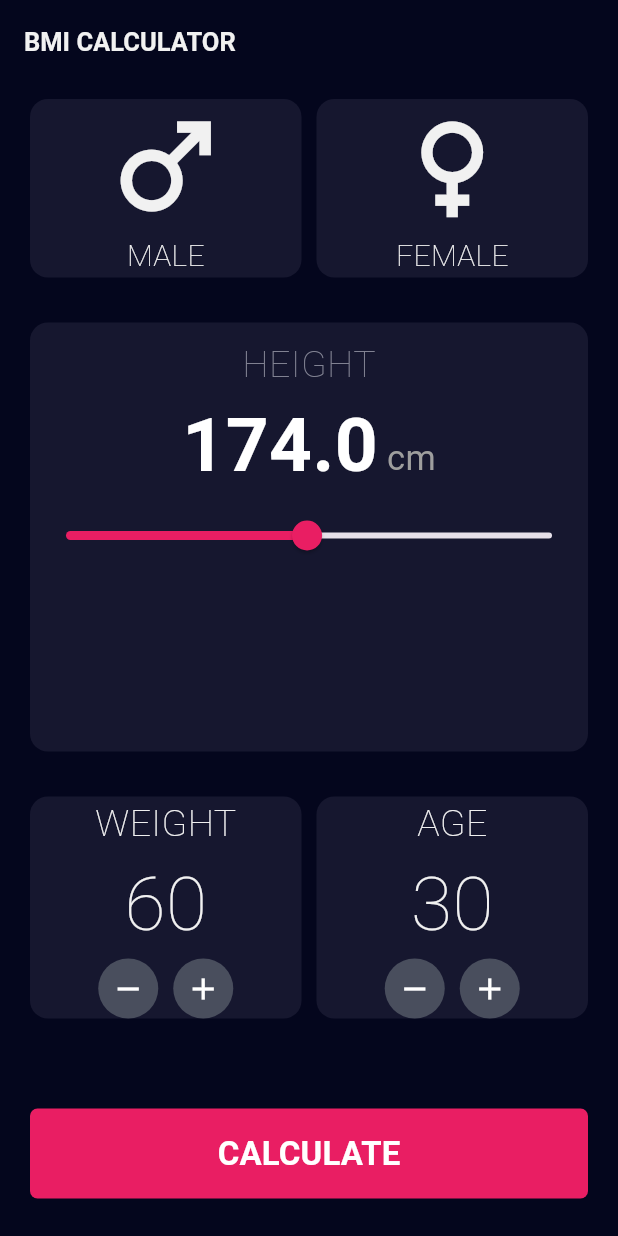
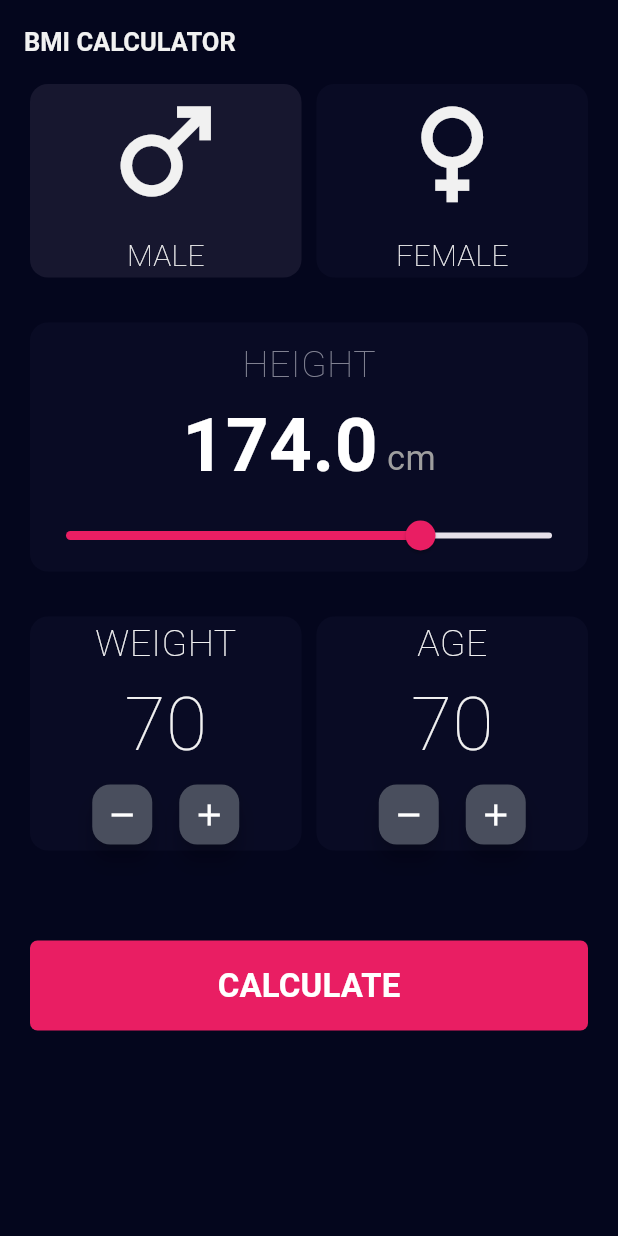
Before and after one commit to 2201070/BMI_APP, a Flutter app: the screen it shows after launch, on a phone screen of 412 x 824 dp. Run offline on Flutter 3.47's test engine with Material 3 defaults, Android fonts, the phone set to English and light mode, and no system bars.

Commit message:
شرح مختصر للتعديلات

```diff
--- /dev/null
+++ b/lib/Constants/Font_size.dart
@@ -0,0 +1,33 @@
+import 'package:flutter/widgets.dart';
+
+abstract class AppStyles {
+  static TextStyle get fontsize25 => const TextStyle(
+    fontSize: 25,
+    color: Color(0xffF1F1F1),
+    fontWeight: FontWeight.w200,
+  );
+
+  static TextStyle get fontsize50 => const TextStyle(
+    fontWeight: FontWeight.w200,
+    color: Color(0xffF1F1F1),
+    fontSize: 50,
+  );
+
+  static TextStyle get fontsize20 => TextStyle(
+    fontWeight: FontWeight.w200,
+    color: Color(0xffF1F1F1),
+    fontSize: 20,
+  );
+
+  static TextStyle get fontsize26 => TextStyle(
+    fontWeight: FontWeight.w200,
+    color: Color(0xff828393),
+    fontSize: 25,
+  );
+
+  static TextStyle get fontsize17 => TextStyle(
+    fontSize: 17,
+    color: Color(0xffF1F1F1),
+    fontWeight: FontWeight.bold,
+  );
+}
--- /dev/null
+++ b/lib/Views/Bmi_home.dart
@@ -0,0 +1,100 @@
+import 'package:bmi_app/widget/selectgender.dart';
+import 'package:flutter/material.dart';
+import '../Constants/Font_size.dart';
+import '../widget/Height.dart';
+import '../widget/Counter_Width_Age.dart';
+import 'Result.dart';
+
+class Home_page extends StatefulWidget {
+  const Home_page({super.key});
+
+  @override
+  State<Home_page> createState() => _Home_pageState();
+}
+
+class _Home_pageState extends State<Home_page> {
+  double height = 174;
+  int weight = 70;
+
+  double calculateBMI(double height, int weight) {
+    double userHeight = height / 100;
+    return weight / (userHeight * userHeight);
+  }
+
+  @override
+  Widget build(BuildContext context) {
+    return Scaffold(
+      backgroundColor: const Color(0xff04061D),
+      appBar: AppBar(
+        backgroundColor: const Color(0xff04061D),
+        title: Text('BMI CALCULATOR', style: AppStyles.fontsize17),
+      ),
+      body: Padding(
+        padding: const EdgeInsets.symmetric(horizontal: 20),
+        child: Column(
+          children: [
+            const SelectGender(),
+            const SizedBox(height: 30),
+            Height(
+              Heightt: height.toInt(),
+              onHeightChanged: (newHeight) {
+                setState(() {
+                  height = newHeight;
+                });
+              },
+            ),
+            const SizedBox(height: 30),
+            Row(
+              children: [
+                Expanded(
+                  child: WidthandAge(
+                    text1: "WEIGHT",
+                    initialValue: weight,
+                    onValueChanged: (newWeight) {
+                      setState(() {
+                        weight = newWeight;
+                      });
+                    },
+                  ),
+                ),
+                const SizedBox(width: 10),
+                const Expanded(child: WidthandAge(text1: "AGE")),
+              ],
+            ),
+            const SizedBox(height: 60),
+            Container(
+              width: double.infinity,
+              height: 60,
+              decoration: BoxDecoration(
+                color: Colors.pink,
+                borderRadius: BorderRadius.circular(5),
+              ),
+              child: TextButton(
+                onPressed: () {
+                  double result = calculateBMI(height, weight);
+                  Navigator.push(
+                    context,
+                    MaterialPageRoute(
+                      builder: (context) {
+                        return ResultPage(bmiResult: result);
+                      },
+                    ),
+                  );
+                },
+                child: const Text(
+                  "CALCULATE",
+                  style: TextStyle(
+                    color: Colors.white,
+                    fontSize: 22,
+                    fontWeight: FontWeight.bold,
+                  ),
+                ),
+              ),
+            ),
+            const SizedBox(height: 25),
+          ],
+        ),
+      ),
+    );
+  }
+}
--- a/lib/main.dart
+++ b/lib/main.dart
@@ -1,8 +1,5 @@
-import 'package:bmi_app/widget/Result.dart';
 import 'package:flutter/material.dart';
-import 'widget/Male_Female.dart';
-import 'widget/Height.dart';
-import 'widget/Width_Age.dart';
+import 'Views/Bmi_home.dart';
 
 void main() {
   runApp(const BMI_App());
@@ -13,171 +10,6 @@ class BMI_App extends StatelessWidget {
 
   @override
   Widget build(BuildContext context) {
-    return const MaterialApp(
-      debugShowCheckedModeBanner: false,
-      home: BMIScreen(),
-    );
+    return MaterialApp(debugShowCheckedModeBanner: false, home: Home_page());
   }
 }
-
-class BMIScreen extends StatefulWidget {
-  const BMIScreen({super.key});
-
-  @override
-  State<BMIScreen> createState() => _BMIScreenState();
-}
-
-class _BMIScreenState extends State<BMIScreen> {
-  bool? isMale;
-  double height = 174;
-  int weight = 60;
-  int age = 30;
-
-  double calculateBMI() {
-    double heightt = height / 100;
-    return weight / (heightt * heightt);
-  }
-
-  void goToResultPage(BuildContext context) {
-    double result = calculateBMI();
-    Navigator.push(
-      context,
-      MaterialPageRoute(
-        builder: (context) {
-          return ResultPage(bmiResult: result);
-        },
-      ),
-    );
-  }
-
-  @override
-  Widget build(BuildContext context) {
-    return Scaffold(
-      backgroundColor: const Color(0xff04061D),
-      appBar: AppBar(
-        backgroundColor: const Color(0xff04061D),
-        title: const Text(
-          'BMI CALCULATOR',
-          style: TextStyle(
-            fontSize: 17,
-            color: Color(0xffF1F1F1),
-            fontWeight: FontWeight.bold,
-          ),
-        ),
-      ),
-      body: Padding(
-        padding: const EdgeInsets.symmetric(horizontal: 20),
-        child: Column(
-          children: [
-            const SizedBox(height: 10),
-            Row(
-              children: [
-                Expanded(
-                  child: GestureDetector(
-                    onTap: () {
-                      setState(() {
-                        isMale = true;
-                      });
-                    },
-                    child: MaleorFemale(
-                      icon: Icons.male,
-                      text: 'MALE',
-                      isSelected: isMale == true,
-                    ),
-                  ),
-                ),
-                const SizedBox(width: 10),
-                Expanded(
-                  child: GestureDetector(
-                    onTap: () {
-                      setState(() {
-                        isMale = false;
-                      });
-                    },
-                    child: MaleorFemale(
-                      icon: Icons.female,
-                      text: 'FEMALE',
-                      isSelected: isMale == false,
-                    ),
-                  ),
-                ),
-              ],
-            ),
-            const SizedBox(height: 30),
-            Expanded(
-              child: Height(
-                height: height,
-                onChanged: (value) {
-                  setState(() {
-                    height = value;
-                  });
-                },
-              ),
-            ),
-            const SizedBox(height: 30),
-            Row(
-              children: [
-                Expanded(
-                  child: WidthandAge(
-                    text1: 'WEIGHT',
-                    value: weight,
-                    Add: () {
-                      setState(() {
-                        weight++;
-                      });
-                    },
-                    Remove: () {
-                      setState(() {
-                        weight--;
-                      });
-                    },
-                  ),
-                ),
-                const SizedBox(width: 10),
-                Expanded(
-                  child: WidthandAge(
-                    text1: 'AGE',
-                    value: age,
-                    Add: () {
-                      setState(() {
-                        age++;
-                      });
-                    },
-                    Remove: () {
-                      setState(() {
-                        age--;
-                      });
-                    },
-                  ),
-                ),
-              ],
-            ),
-            const SizedBox(height: 60),
-            Container(
-              width: double.infinity,
-              height: 60,
-              decoration: BoxDecoration(
-                color: Colors.pink,
-                borderRadius: BorderRadius.circular(5),
-              ),
-              child: TextButton(
-                onPressed: () {
-                  goToResultPage(context);
-                },
-                child: const Text(
-                  "CALCULATE",
-                  style: TextStyle(
-                    color: Colors.white,
-                    fontSize: 22,
-                    fontWeight: FontWeight.bold,
-                  ),
-                ),
-              ),
-            ),
-            SizedBox(height: 25),
-          ],
-        ),
-      ),
-    );
-  }
-}
--- /dev/null
+++ b/lib/widget/Counter_Width_Age.dart
@@ -0,0 +1,70 @@
+import 'package:flutter/material.dart';
+import '../Constants/Font_size.dart';
+
+class WidthandAge extends StatefulWidget {
+  final String text1;
+  final int initialValue;
+  final Function(int)? onValueChanged;
+  const WidthandAge({
+    super.key,
+    required this.text1,
+    this.initialValue = 70,
+    this.onValueChanged,
+  });
+
+  @override
+  State<WidthandAge> createState() => _WidthandAgeState();
+}
+
+class _WidthandAgeState extends State<WidthandAge> {
+  late int value;
+
+  @override
+  void initState() {
+    super.initState();
+    value = widget.initialValue;
+  }
+
+  @override
+  Widget build(BuildContext context) {
+    return Container(
+      decoration: BoxDecoration(
+        borderRadius: BorderRadius.circular(12),
+        color: const Color(0xff090b24),
+      ),
+      child: Column(
+        crossAxisAlignment: CrossAxisAlignment.center,
+        children: [
+          Text(widget.text1, style: AppStyles.fontsize25),
+          Text('$value', style: AppStyles.fontsize50),
+          Row(
+            mainAxisAlignment: MainAxisAlignment.center,
+            children: [
+              FloatingActionButton(
+                mini: true,
+                backgroundColor: const Color(0xff494E5D),
+                onPressed: () {
+                  setState(() {
+                    value--;
+                  });
+                },
+                child: const Icon(Icons.remove, color: Colors.white),
+              ),
+              const SizedBox(width: 10),
+              FloatingActionButton(
+                mini: true,
+                backgroundColor: const Color(0xff494E5D),
+                onPressed: () {
+                  setState(() {
+                    value++;
+                  });
+                },
+                child: const Icon(Icons.add, color: Colors.white),
+              ),
+            ],
+          ),
+        ],
+      ),
+    );
+  }
+}
--- a/lib/widget/Height.dart
+++ b/lib/widget/Height.dart
@@ -1,30 +1,41 @@
 import 'package:flutter/material.dart';
+import '../Constants/Font_size.dart';
 
-class Height extends StatelessWidget {
-  const Height({super.key, required this.height, required this.onChanged});
+class Height extends StatefulWidget {
+  final int Heightt;
+  final Function(double) onHeightChanged;
 
-  final double height;
-  final Function(double) onChanged;
+  const Height({
+    super.key,
+    required this.Heightt,
+    required this.onHeightChanged,
+  });
+
+  @override
+  State<Height> createState() => _HeightState();
+}
+
+class _HeightState extends State<Height> {
+  late double height;
+
+  @override
+  void initState() {
+    super.initState();
+    height = widget.Heightt.toDouble();
+  }
 
   @override
   Widget build(BuildContext context) {
     return Container(
       decoration: BoxDecoration(
         borderRadius: BorderRadius.circular(12),
-        color: const Color(0xff16172F),
+        color: const Color(0xff090b24),
       ),
       child: Column(
         crossAxisAlignment: CrossAxisAlignment.center,
         children: [
-          SizedBox(height: 10),
-          const Text(
-            'HEIGHT',
-            style: TextStyle(
-              fontWeight: FontWeight.w200,
-              color: Color(0xff828393),
-              fontSize: 25,
-            ),
-          ),
+          const SizedBox(height: 10),
+          Text('HEIGHT', style: AppStyles.fontsize26),
           Row(
             mainAxisAlignment: MainAxisAlignment.center,
             crossAxisAlignment: CrossAxisAlignment.baseline,
@@ -47,10 +58,15 @@ class Height extends StatelessWidget {
           Slider(
             value: height,
             min: 50,
-            max: 300,
+            max: 220,
             activeColor: Colors.pink,
             thumbColor: Colors.pink,
-            onChanged: onChanged,
+            onChanged: (value) {
+              setState(() {
+                height = value;
+                widget.onHeightChanged(height);
+              });
+            },
           ),
         ],
       ),
--- a/lib/widget/Male_Female.dart
+++ b/lib/widget/Male_Female.dart
@@ -1,36 +1,31 @@
 import 'package:flutter/material.dart';
+import '../Constants/Font_size.dart';
 
 class MaleorFemale extends StatelessWidget {
+  final String text;
+  final IconData icon;
+  final Color color;
+
   const MaleorFemale({
     super.key,
+    required this.text,
     required this.icon,
-    required this.text,
-    required this.isSelected,
+    required this.color,
   });
-
-  final IconData icon;
-  final String text;
-  final bool isSelected;
 
   @override
   Widget build(BuildContext context) {
     return Container(
       decoration: BoxDecoration(
         borderRadius: BorderRadius.circular(12),
-        color: isSelected ? Colors.pink : Color(0xff16172F),
+        color: color,
       ),
       child: Column(
-        crossAxisAlignment: CrossAxisAlignment.center,
+        mainAxisAlignment: MainAxisAlignment.center,
         children: [
           Icon(icon, size: 90, color: const Color(0xffF1F1F1)),
-          Text(
-            text,
-            style: const TextStyle(
-              fontWeight: FontWeight.w200,
-              color: Color(0xffF1F1F1),
-              fontSize: 20,
-            ),
-          ),
+          const SizedBox(height: 10),
+          Text(text, style: AppStyles.fontsize20),
         ],
       ),
     );
--- a/lib/widget/Width_Age.dart
+++ /dev/null
@@ -1,77 +0,0 @@
-import 'package:flutter/material.dart';
-
-class WidthandAge extends StatelessWidget {
-  const WidthandAge({
-    super.key,
-    required this.text1,
-    required this.value,
-    required this.Add,
-    required this.Remove,
-  });
-
-  final String text1;
-  final int value;
-  final VoidCallback Add;
-  final VoidCallback Remove;
-
-  @override
-  Widget build(BuildContext context) {
-    return Container(
-      decoration: BoxDecoration(
-        borderRadius: BorderRadius.circular(12),
-        color: const Color(0xff16172F),
-      ),
-      child: Column(
-        crossAxisAlignment: CrossAxisAlignment.center,
-        children: [
-          Text(
-            text1,
-            style: const TextStyle(
-              fontSize: 25,
-              color: Color(0xffF1F1F1),
-              fontWeight: FontWeight.w200,
-            ),
-          ),
-          Text(
-            '$value',
-            style: const TextStyle(
-              fontWeight: FontWeight.w200,
-              color: Color(0xffF1F1F1),
-              fontSize: 50,
-            ),
-          ),
-          Row(
-            mainAxisAlignment: MainAxisAlignment.center,
-            children: [
-              GestureDetector(
-                onTap: Remove,
-                child: Container(
-                  height: 40,
-                  width: 40,
-                  decoration: BoxDecoration(
-                    color: Color(0xff494E5D),
-                    shape: BoxShape.circle,
-                  ),
-                  child: const Icon(Icons.remove, color: Colors.white),
-                ),
-              ),
-              const SizedBox(width: 10),
-              GestureDetector(
-                onTap: Add,
-                child: Container(
-                  height: 40,
-                  width: 40,
-                  decoration: BoxDecoration(
-                    color: Color(0xff494E5D),
-                    shape: BoxShape.circle,
-                  ),
-                  child: const Icon(Icons.add, color: Colors.white),
-                ),
-              ),
-            ],
-          ),
-        ],
-      ),
-    );
-  }
-}
--- /dev/null
+++ b/lib/widget/selectgender.dart
@@ -0,0 +1,54 @@
+import 'package:flutter/material.dart';
+import 'Male_Female.dart';
+
+class SelectGender extends StatefulWidget {
+  const SelectGender({super.key});
+
+  @override
+  State<SelectGender> createState() => _SelectGenderState();
+}
+
+class _SelectGenderState extends State<SelectGender> {
+  bool isMaleSelected = true;
+
+  @override
+  Widget build(BuildContext context) {
+    return Row(
+      children: [
+        Expanded(
+          child: GestureDetector(
+            onTap: () {
+              setState(() {
+                isMaleSelected = true;
+              });
+            },
+            child: MaleorFemale(
+              text: "MALE",
+              icon: Icons.male,
+              color: isMaleSelected
+                  ? const Color(0xff17172f)
+                  : const Color(0xff090B24),
+            ),
+          ),
+        ),
+        const SizedBox(width: 10),
+        Expanded(
+          child: GestureDetector(
+            onTap: () {
+              setState(() {
+                isMaleSelected = false;
+              });
+            },
+            child: MaleorFemale(
+              text: "FEMALE",
+              icon: Icons.female,
+              color: isMaleSelected
+                  ? const Color(0xff090B24)
+                  : const Color(0xff17172f),
+            ),
+          ),
+        ),
+      ],
+    );
+  }
+}
```
Also changed, not shown: lib/Views/Result.dart (renamed from lib/widget/Result.dart).
